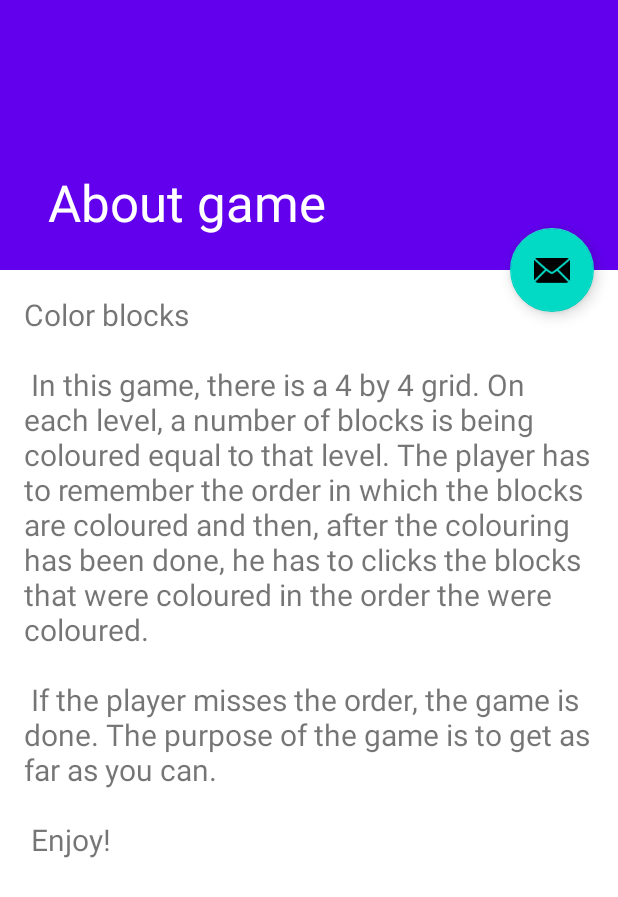
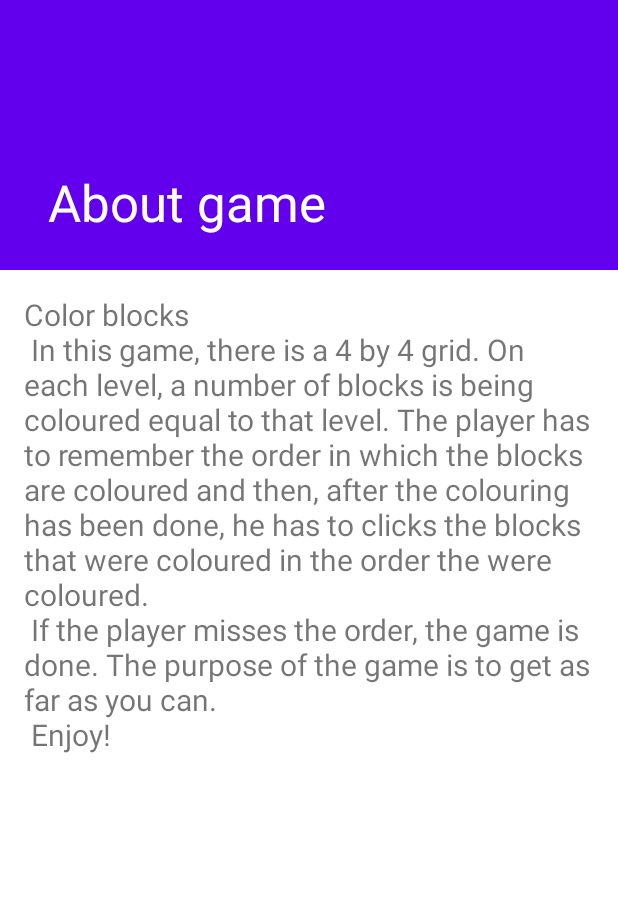
Before and after one commit to sergiublaj/color-blocks, an Android app: the InfoActivity screen opened directly, with no data from a screen before it, on a phone screen of 412 x 824 dp. Shown: the top 897 px of the screen. Run offline under Robolectric (Android 15) with nearby library versions, the phone set to English and light mode, and no system bars.

Commit message:
minor bug fixes

```diff
--- a/app/src/main/java/com/blaj/colorblocks/aboutgame/InfoActivity.java
+++ b/app/src/main/java/com/blaj/colorblocks/aboutgame/InfoActivity.java
@@ -1,37 +1,22 @@
 package com.blaj.colorblocks.aboutgame;
 
 import android.os.Bundle;
+
+import androidx.appcompat.app.AppCompatActivity;
+
+import com.blaj.colorblocks.databinding.ActivityInfoBinding;
 import com.google.android.material.appbar.CollapsingToolbarLayout;
-import com.google.android.material.floatingactionbutton.FloatingActionButton;
-import com.google.android.material.snackbar.Snackbar;
-import androidx.appcompat.app.AppCompatActivity;
-import androidx.appcompat.widget.Toolbar;
-import android.view.View;
-import com.blaj.colorblocks.databinding.ActivityInfoBinding;
 
 public class InfoActivity extends AppCompatActivity {
-
-private ActivityInfoBinding binding;
 
     @Override
     protected void onCreate(Bundle savedInstanceState) {
         super.onCreate(savedInstanceState);
 
-     binding = ActivityInfoBinding.inflate(getLayoutInflater());
-     setContentView(binding.getRoot());
+        ActivityInfoBinding binding = ActivityInfoBinding.inflate(getLayoutInflater());
+        setContentView(binding.getRoot());
 
-        Toolbar toolbar = binding.toolbar;
-        setSupportActionBar(toolbar);
         CollapsingToolbarLayout toolBarLayout = binding.toolbarLayout;
         toolBarLayout.setTitle(getTitle());
-
-        FloatingActionButton fab = binding.fab;
-        fab.setOnClickListener(new View.OnClickListener() {
-            @Override
-            public void onClick(View view) {
-                Snackbar.make(view, "Replace with your own action", Snackbar.LENGTH_LONG)
-                        .setAction("Action", null).show();
-            }
-        });
     }
 }
--- a/app/src/main/java/com/blaj/colorblocks/game/GameOverActivity.java
+++ b/app/src/main/java/com/blaj/colorblocks/game/GameOverActivity.java
@@ -2,7 +2,6 @@ package com.blaj.colorblocks.game;
 
 import android.app.AlertDialog;
 import android.os.Bundle;
-import android.os.Handler;
 import android.widget.EditText;
 import android.widget.TextView;
 
@@ -53,8 +52,5 @@ public class GameOverActivity extends AppCompatActivity {
         TextView thirdPodium = findViewById(R.id.podium3);
         String thirdPlace = String.format(getResources().getString(R.string.podium3), userScore / 3);
         thirdPodium.setText(thirdPlace);
-
-        Handler handler = new Handler();
-        handler.postDelayed(() -> setContentView(R.layout.activity_main), 10000);
     }
 }
--- a/app/src/main/res/layout/activity_game_over.xml
+++ b/app/src/main/res/layout/activity_game_over.xml
@@ -12,6 +12,10 @@
         android:layout_width="415dp"
         android:layout_height="93dp"
         android:fontFamily="sans-serif-black"
+        android:shadowColor="@color/white"
+        android:shadowDx="@dimen/shadow"
+        android:shadowDy="@dimen/shadow"
+        android:shadowRadius="@dimen/shadow"
         android:text="@string/app_name"
         android:textAlignment="center"
         android:textAllCaps="true"
@@ -107,6 +111,6 @@
         app:layout_constraintBottom_toBottomOf="@+id/imageView"
         app:layout_constraintStart_toStartOf="parent"
         app:layout_constraintTop_toTopOf="@+id/imageView"
-        app:layout_constraintVertical_bias="0.339" />
+        app:layout_constraintVertical_bias="0.331" />
 
 </androidx.constraintlayout.widget.ConstraintLayout>
--- a/app/src/main/res/layout/activity_info.xml
+++ b/app/src/main/res/layout/activity_info.xml
@@ -37,13 +37,4 @@
 
     <include layout="@layout/content_scrolling" />
 
-    <com.google.android.material.floatingactionbutton.FloatingActionButton
-        android:id="@+id/fab"
-        android:layout_width="wrap_content"
-        android:layout_height="wrap_content"
-        android:layout_marginEnd="@dimen/fab_margin"
-        app:layout_anchor="@id/app_bar"
-        app:layout_anchorGravity="bottom|end"
-        app:srcCompat="@android:drawable/ic_dialog_email" />
-
 </androidx.coordinatorlayout.widget.CoordinatorLayout>
--- a/app/src/main/res/layout/content_scrolling.xml
+++ b/app/src/main/res/layout/content_scrolling.xml
@@ -10,10 +10,9 @@
     tools:context=".aboutgame.InfoActivity">
 
     <TextView
-        android:layout_width="wrap_content"
+        android:layout_width="match_parent"
         android:layout_height="wrap_content"
         android:layout_margin="@dimen/text_margin"
         android:text="@string/description_body"
         android:textSize="20sp" />
-
 </androidx.core.widget.NestedScrollView>
--- a/app/src/main/res/values/strings.xml
+++ b/app/src/main/res/values/strings.xml
@@ -1,18 +1,18 @@
 <resources>
     <string name="app_name">Color Blocks</string>
-    <string name="app_version">Version 1.01</string>
+    <string name="app_version">Version 1.02</string>
 
     <string name="description_body">
-        "Color blocks\n\n"
-
+        "Color blocks"
+        "\n"
         "In this game, there is a 4 by 4 grid. On each level, a number of blocks is being coloured"
         "equal to that level. The player has to remember the order in which the blocks are coloured"
         "and then, after the colouring has been done, he has to clicks the blocks that were coloured"
-        "in the order the were coloured.\n\n"
-
+        "in the order the were coloured."
+        "\n"
         "If the player misses the order, the game is done. The purpose of the game is to get as far"
-        "as you can.\n\n"
-
+        "as you can."
+        "\n"
         "Enjoy!"
     </string>
     <string name="description_title">Description</string>
```
Also changed, not shown: app/src/main/res/layout/activity_blocks.xml (+4 -5 lines), app/src/main/res/drawable/logo.png.
